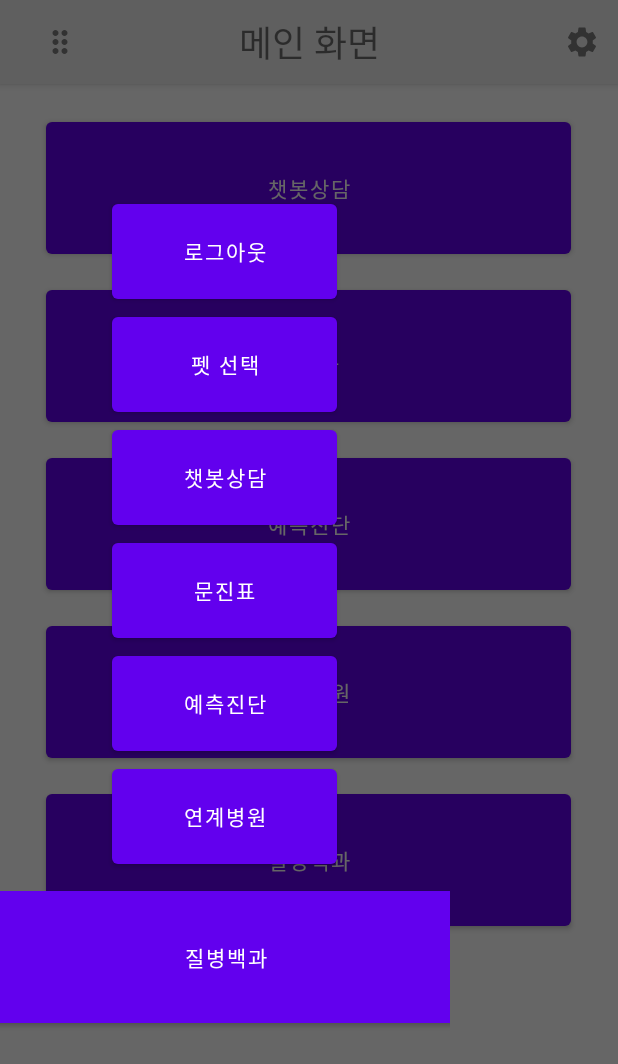
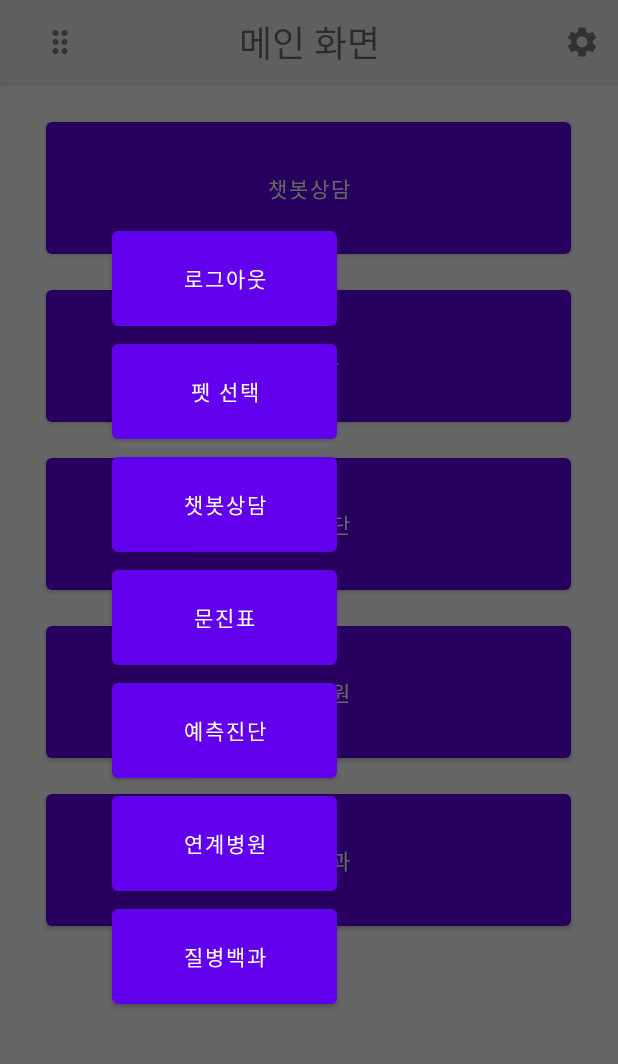
Before and after one commit to qowngus33/Hanium-AI-Pet-Chatbot, an Android app: the MainActivity screen opened directly, with no data from a screen before it, with the side drawer open, on a phone screen of 412 x 824 dp. Shown: the top 1064 px of the screen. Run offline under Robolectric (Android 15) with nearby library versions, the phone set to English and light mode, and no system bars.

```diff
--- a/app/src/main/res/layout/home_page.xml
+++ b/app/src/main/res/layout/home_page.xml
@@ -162,10 +162,8 @@
             />
         <Button
             android:id="@+id/drawer_button_encyclopedia"
-            android:layout_width="350dp"
-            android:layout_height="100dp"
-            android:layout_margin="6dp"
-            android:gravity="center"
+            android:layout_width="150dp"
+            android:layout_height="75dp"
             android:text="@string/disease_encyclopedia" />
 
     </LinearLayout>
```
Also changed, not shown: app/src/main/java/com/example/myapplication/ui/join/JoinActivity.java (+13 -1 lines), app/src/main/java/com/example/myapplication/ui/join/PasswordChangeActivity.java (+0 -12 lines).
